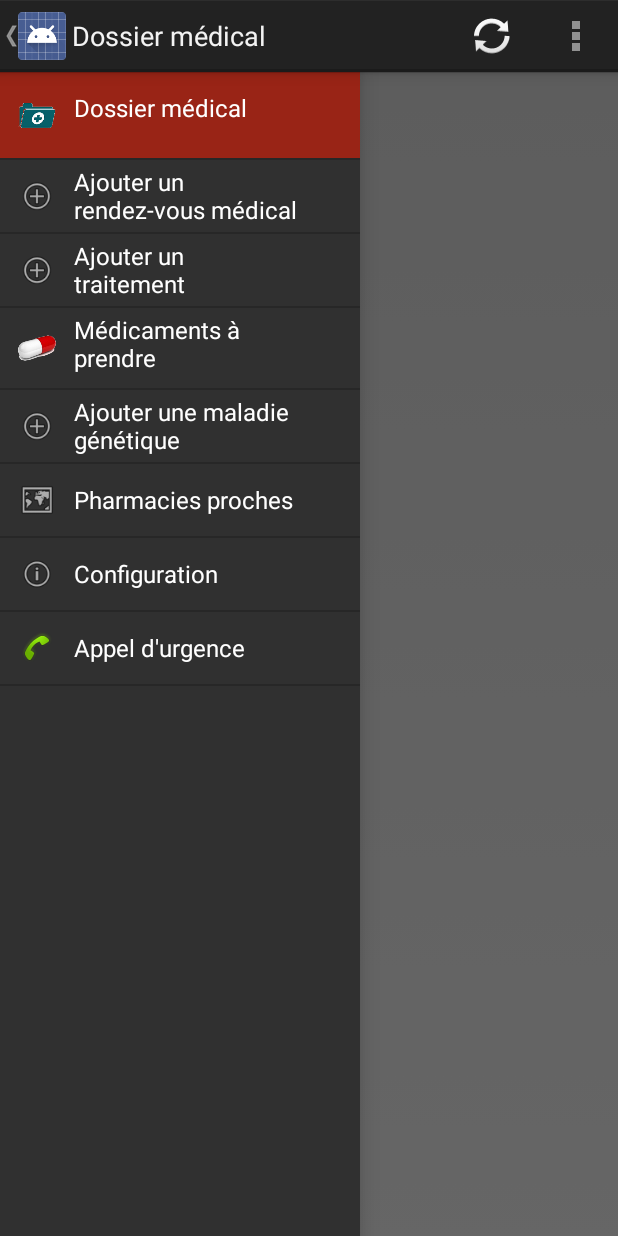
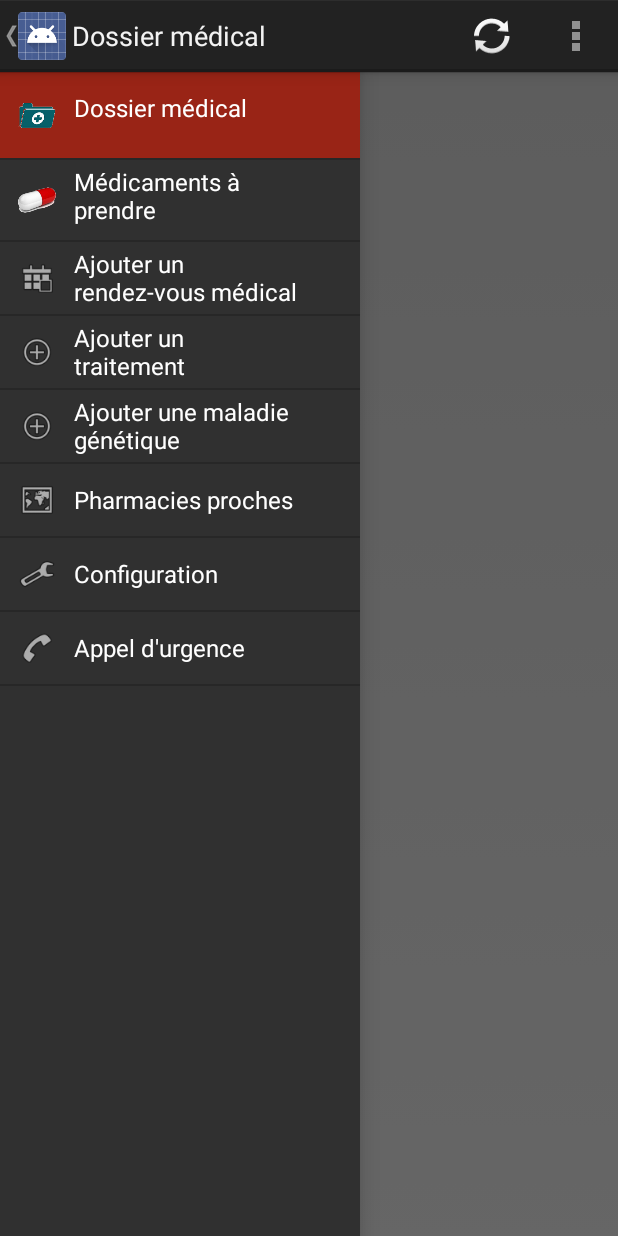
Before and after one commit to JonathanGeoffroy/LifeMonitor, an Android app: the screen it shows after launch (MyActivity), with the side drawer open, on a phone screen of 412 x 824 dp. Run offline under Robolectric (Android 15) with nearby library versions, the phone set to English and light mode, and no system bars; our stand-ins replace Volley; network calls fail; 2 statements that could not run were skipped.

Commit message:
change menu icons and order

```diff
--- a/app/src/main/java/lifemonitor/application/MyActivity.java
+++ b/app/src/main/java/lifemonitor/application/MyActivity.java
@@ -36,9 +36,9 @@ import lifemonitor.application.model.menu.NavDrawerListAdapter;
 public class MyActivity extends FragmentActivity {
     public static final String FRAGMENT_ID_BUNDLE = "fragmentId";
     public static final int MEDICAL_RECORD_FRAGMENT_ID = 0,
-            APPOINTMENT_FRAGMENT_ID = 1,
-            ADD_TREATMENT_FRAGMENT_ID = 2,
-            TODAY_TREATMENTS_FRAGMENT_ID = 3,
+            TODAY_TREATMENTS_FRAGMENT_ID = 1,
+            APPOINTMENT_FRAGMENT_ID = 2,
+            ADD_TREATMENT_FRAGMENT_ID = 3,
             GENETIC_DISEASE_FRAGMENT_ID = 4,
             PHARMACY_FRAGMENT_ID = 5,
             CONFIGURATION_FRAGMENT_ID = 6,
@@ -82,12 +82,12 @@ public class MyActivity extends FragmentActivity {
         // adding nav drawer items to array
         // Medical record
         navDrawerItems.add(new NavDrawerItem(navMenuTitles[MEDICAL_RECORD_FRAGMENT_ID], navMenuIcons.getResourceId(MEDICAL_RECORD_FRAGMENT_ID, -1)));
+        // Medicines to take today
+        navDrawerItems.add(new NavDrawerItem(navMenuTitles[TODAY_TREATMENTS_FRAGMENT_ID], navMenuIcons.getResourceId(TODAY_TREATMENTS_FRAGMENT_ID, -1)));
         // Add doctor appointment
         navDrawerItems.add(new NavDrawerItem(navMenuTitles[APPOINTMENT_FRAGMENT_ID], navMenuIcons.getResourceId(APPOINTMENT_FRAGMENT_ID, - 1)));
         // Add treatment
         navDrawerItems.add(new NavDrawerItem(navMenuTitles[ADD_TREATMENT_FRAGMENT_ID], navMenuIcons.getResourceId(ADD_TREATMENT_FRAGMENT_ID, -1)));
-        // Medicines to take today
-        navDrawerItems.add(new NavDrawerItem(navMenuTitles[TODAY_TREATMENTS_FRAGMENT_ID], navMenuIcons.getResourceId(TODAY_TREATMENTS_FRAGMENT_ID, -1)));
         // add genetic disease
         navDrawerItems.add(new NavDrawerItem(navMenuTitles[GENETIC_DISEASE_FRAGMENT_ID], navMenuIcons.getResourceId(GENETIC_DISEASE_FRAGMENT_ID, -1)));
         // Find closest pharmacy
--- a/app/src/main/res/values/strings.xml
+++ b/app/src/main/res/values/strings.xml
@@ -130,9 +130,9 @@
     <!-- Nav Drawer Menu Items -->
     <string-array name="nav_drawer_items">
         <item>Dossier médical</item>
+        <item>Médicaments à prendre</item>
         <item>Ajouter un rendez-vous médical</item>
         <item>Ajouter un traitement</item>
-        <item>Médicaments à prendre</item>
         <item>Ajouter une maladie génétique</item>
         <item>Pharmacies proches</item>
         <item>Configuration</item>
@@ -143,13 +143,13 @@
     <!-- Keep them in order as the titles are in -->
     <array name="nav_drawer_icons">
         <item>@drawable/ic_menu_archive</item>
+        <item>@drawable/view_medicine_button</item>
+        <item>@android:drawable/ic_menu_today</item>
         <item>@android:drawable/ic_menu_add</item>
         <item>@android:drawable/ic_menu_add</item>
-        <item>@drawable/view_medicine_button</item>
-        <item>@android:drawable/ic_menu_add</item>
         <item>@android:drawable/ic_menu_mapmode</item>
-        <item>@android:drawable/ic_menu_info_details</item>
-        <item>@android:drawable/stat_sys_phone_call</item>
+        <item>@android:drawable/ic_menu_manage</item>
+        <item>@android:drawable/ic_menu_call</item>
     </array>
 
     <!-- Content Description -->
```
